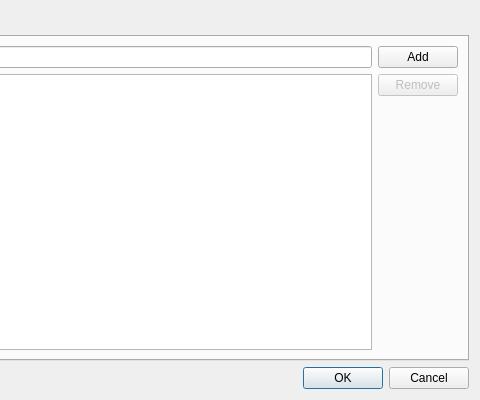
Above: src/ui/preferences/KeyboardProfileDialog.ui from OtterBrowser/otter-browser before the change; both pictures show x 320 to 800 and y 0 to 400 of the 800 by 400 pixel window. Below: the same form after it.
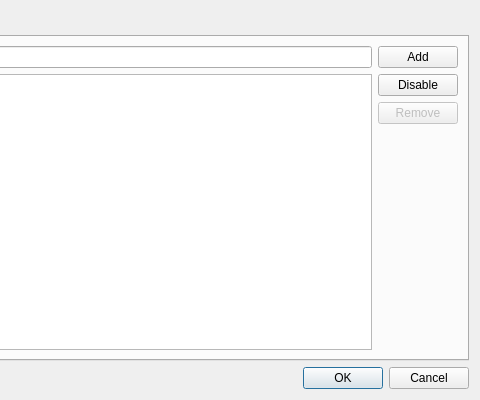
That is the form after the change. Custom widgets are drawn as their Qt base class.

Commit message: Add button to disable shortcut

Patch:
```diff
--- a/src/ui/preferences/KeyboardProfileDialog.ui
+++ b/src/ui/preferences/KeyboardProfileDialog.ui
@@ -67,7 +67,7 @@
         </layout>
        </item>
        <item>
-        <layout class="QVBoxLayout" name="actionsButtonsLayout" stretch="0,0,1">
+        <layout class="QVBoxLayout" name="actionsButtonsLayout" stretch="0,0,0,1">
          <item>
           <widget class="QPushButton" name="addActionButton">
            <property name="text">
@@ -75,6 +75,13 @@
            </property>
           </widget>
          </item>
+         <item>
+          <widget class="QPushButton" name="disableActionButton">
+           <property name="text">
+            <string>Disable</string>
+           </property>
+          </widget>
+         </item>
          <item>
           <widget class="QPushButton" name="removeActionButton">
            <property name="enabled">
```
The commit also changes 2 other files.
